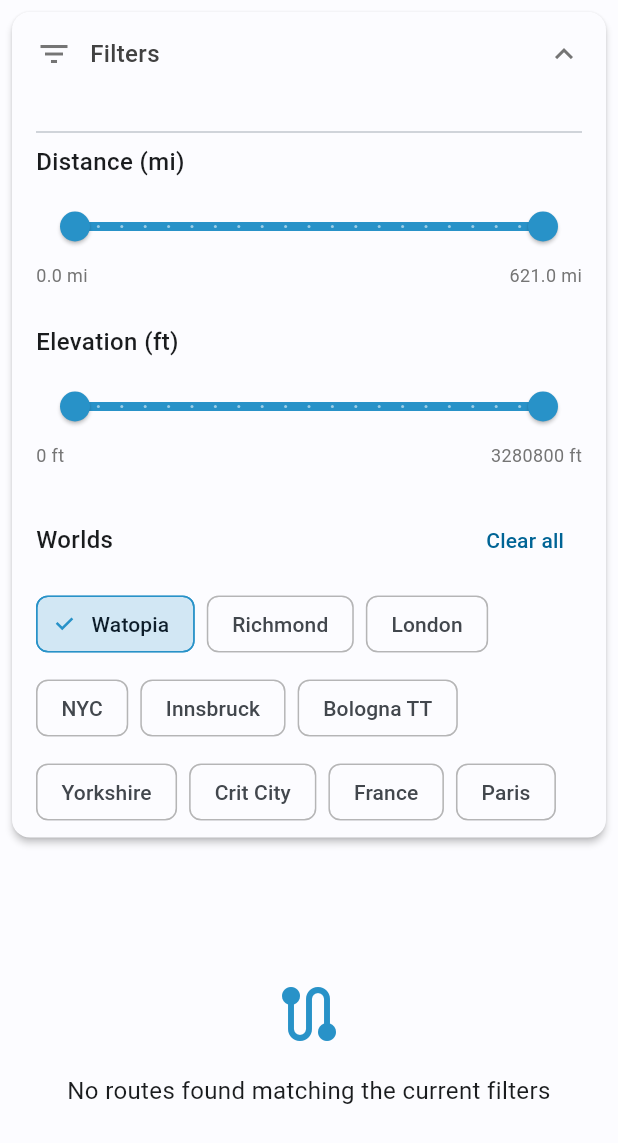
After one commit to themotleycoder/zwiftdataviewer, a Flutter app: the RoutesScreen screen opened by its route, after a tap on "Filters", after a tap on "Watopia", on a phone screen of 412 x 824 dp. The commit adds this screen. Shown: the top 1143 px of the screen. Run offline on Flutter 3.47's test engine with Material 3 defaults, Android fonts, the phone set to English and light mode, and no system bars; drawn by our look-alikes of expandable; our stand-ins replace connectivity_plus, flutter_riverpod, shared_preferences, sqflite, stack_trace, supabase_flutter and 2 more; missing offline and left inert: flutter_strava_api; accounts and stored records are empty.

Commit message:
fixed route filter UI to make it better and cleaned up dependencies

```diff
--- a/lib/screens/routesscreen.dart
+++ b/lib/screens/routesscreen.dart
@@ -6,6 +6,7 @@ import 'package:zwiftdataviewer/providers/filters/filtered_routefilter_provider.
 import 'package:zwiftdataviewer/utils/theme.dart';
 import 'package:zwiftdataviewer/utils/ui_helpers.dart';
 import 'package:zwiftdataviewer/widgets/routedetailtilewidget.dart';
+import 'package:zwiftdataviewer/widgets/improved_route_filter_widget.dart';
 
 // A screen that displays a list of Zwift routes.
 //
@@ -27,6 +28,13 @@ class RoutesScreen extends ConsumerWidget {
           iconColor: zdvMidBlue,
           useInkWell: true,
         ),
+        child: Column(
+          children: [
+            Flexible(
+              flex: 0,
+              child: const ImprovedRouteFilterWidget(),
+            ),
+            Expanded(
               child: routeDataModel.when(
                 data: (routes) {
                   if (routes.isEmpty) {
@@ -57,6 +65,9 @@ class RoutesScreen extends ConsumerWidget {
                 },
               ),
             ),
+          ],
+        ),
+      ),
     );
   }
 }
--- /dev/null
+++ b/lib/widgets/improved_route_filter_widget.dart
@@ -0,0 +1,383 @@
+import 'package:flutter/material.dart';
+import 'package:flutter_riverpod/flutter_riverpod.dart';
+import 'package:zwiftdataviewer/models/routedata.dart';
+import 'package:zwiftdataviewer/models/worlddata.dart';
+import 'package:zwiftdataviewer/providers/filters/filtered_routefilter_provider.dart';
+import 'package:zwiftdataviewer/providers/filters/filtered_routes_provider.dart';
+import 'package:zwiftdataviewer/utils/conversions.dart';
+import 'package:zwiftdataviewer/utils/theme.dart';
+import 'package:zwiftdataviewer/utils/worldsconfig.dart';
+
+class ImprovedRouteFilterWidget extends ConsumerStatefulWidget {
+  const ImprovedRouteFilterWidget({Key? key}) : super(key: key);
+
+  @override
+  ConsumerState<ImprovedRouteFilterWidget> createState() => _ImprovedRouteFilterWidgetState();
+}
+
+class _ImprovedRouteFilterWidgetState extends ConsumerState<ImprovedRouteFilterWidget> {
+  bool _isExpanded = false;
+
+  @override
+  Widget build(BuildContext context) {
+    final routeFilters = ref.watch(distanceFiltersNotifier);
+    final AsyncValue<List<RouteData>> routeDataModel = ref.watch(allRoutesProvider);
+
+    return routeDataModel.when(
+      data: (routes) => _buildFilterWidget(context, routes, routeFilters),
+      loading: () => const SizedBox.shrink(),
+      error: (error, stackTrace) => const SizedBox.shrink(),
+    );
+  }
+
+  Widget _buildFilterWidget(BuildContext context, List<RouteData> routes, RouteFilterObject routeFilters) {
+    final hasActiveFilters = _hasActiveFilters(routeFilters, routes);
+
+    return Card(
+      margin: const EdgeInsets.all(8.0),
+      elevation: 2,
+      child: Column(
+        children: [
+          _buildFilterHeader(hasActiveFilters, routeFilters),
+          if (_isExpanded) _buildFilterContent(routes, routeFilters),
+        ],
+      ),
+    );
+  }
+
+  Widget _buildFilterHeader(bool hasActiveFilters, RouteFilterObject routeFilters) {
+    return InkWell(
+      onTap: () => setState(() => _isExpanded = !_isExpanded),
+      child: Padding(
+        padding: const EdgeInsets.all(16.0),
+        child: Row(
+          children: [
+            Icon(
+              Icons.filter_list,
+              color: hasActiveFilters ? zdvMidBlue : Colors.grey[600],
+            ),
+            const SizedBox(width: 12),
+            Expanded(
+              child: Column(
+                crossAxisAlignment: CrossAxisAlignment.start,
+                children: [
+                  Text(
+                    'Filters',
+                    style: TextStyle(
+                      fontSize: 16,
+                      fontWeight: FontWeight.w500,
+                      color: hasActiveFilters ? zdvMidBlue : Colors.grey[800],
+                    ),
+                  ),
+                  if (hasActiveFilters) _buildActiveFiltersPreview(routeFilters),
+                ],
+              ),
+            ),
+            if (hasActiveFilters)
+              IconButton(
+                icon: const Icon(Icons.clear, color: Colors.grey),
+                onPressed: _clearAllFilters,
+                tooltip: 'Clear all filters',
+              ),
+            Icon(
+              _isExpanded ? Icons.expand_less : Icons.expand_more,
+              color: Colors.grey[600],
+            ),
+          ],
+        ),
+      ),
+    );
+  }
+
+  Widget _buildActiveFiltersPreview(RouteFilterObject routeFilters) {
+    final List<String> activeFilters = [];
+
+    if (routeFilters.worlds.isNotEmpty) {
+      if (routeFilters.worlds.length == 1) {
+        activeFilters.add(routeFilters.worlds.first.name!);
+      } else {
+        activeFilters.add('${routeFilters.worlds.length} worlds');
+      }
+    }
+
+    return Padding(
+      padding: const EdgeInsets.only(top: 4.0),
+      child: Wrap(
+        spacing: 8.0,
+        children: activeFilters.map((filter) => Chip(
+          label: Text(
+            filter,
+            style: const TextStyle(fontSize: 12),
+          ),
+          backgroundColor: zdvMidBlue.withOpacity(0.1),
+          side: BorderSide(color: zdvMidBlue.withOpacity(0.3)),
+          materialTapTargetSize: MaterialTapTargetSize.shrinkWrap,
+        )).toList(),
+      ),
+    );
+  }
+
+  Widget _buildFilterContent(List<RouteData> routes, RouteFilterObject routeFilters) {
+    final maxDistance = _getMaxDistance(routes);
+    final maxElevation = _getMaxElevation(routes);
+    final units = Conversions.units(ref);
+
+    return ConstrainedBox(
+      constraints: BoxConstraints(
+        maxHeight: MediaQuery.of(context).size.height * 0.6, // Limit to 60% of screen height
+      ),
+      child: SingleChildScrollView(
+        child: Padding(
+          padding: const EdgeInsets.all(16.0),
+          child: Column(
+            crossAxisAlignment: CrossAxisAlignment.start,
+            mainAxisSize: MainAxisSize.min,
+            children: [
+              const Divider(),
+              _buildDistanceFilter(routeFilters, maxDistance, units),
+              const SizedBox(height: 24),
+              _buildElevationFilter(routeFilters, maxElevation, units),
+              const SizedBox(height: 24),
+              _buildWorldFilter(routeFilters),
+              const SizedBox(height: 16),
+              _buildActionButtons(),
+            ],
+          ),
+        ),
+      ),
+    );
+  }
+
+  Widget _buildDistanceFilter(RouteFilterObject routeFilters, double maxDistance, Map<String, String> units) {
+    return Column(
+      crossAxisAlignment: CrossAxisAlignment.start,
+      children: [
+        Text(
+          'Distance (${units['distance']})',
+          style: const TextStyle(fontSize: 16, fontWeight: FontWeight.w500),
+        ),
+        const SizedBox(height: 8),
+        RangeSlider(
+          values: _getSafeDistanceRange(routeFilters, maxDistance),
+          max: maxDistance,
+          divisions: 20,
+          activeColor: zdvMidBlue,
+          labels: RangeLabels(
+            Conversions.metersToDistance(ref, routeFilters.distance.start).toStringAsFixed(1),
+            Conversions.metersToDistance(ref, routeFilters.distance.end).toStringAsFixed(1),
+          ),
+          onChanged: (RangeValues values) {
+            _updateDistanceFilter(values);
+          },
+        ),
+        Row(
+          mainAxisAlignment: MainAxisAlignment.spaceBetween,
+          children: [
+            Text(
+              '${Conversions.metersToDistance(ref, routeFilters.distance.start).toStringAsFixed(1)} ${units['distance']}',
+              style: TextStyle(color: Colors.grey[600], fontSize: 12),
+            ),
+            Text(
+              '${Conversions.metersToDistance(ref, routeFilters.distance.end).toStringAsFixed(1)} ${units['distance']}',
+              style: TextStyle(color: Colors.grey[600], fontSize: 12),
+            ),
+          ],
+        ),
+      ],
+    );
+  }
+
+  Widget _buildElevationFilter(RouteFilterObject routeFilters, double maxElevation, Map<String, String> units) {
+    return Column(
+      crossAxisAlignment: CrossAxisAlignment.start,
+      children: [
+        Text(
+          'Elevation (${units['height']})',
+          style: const TextStyle(fontSize: 16, fontWeight: FontWeight.w500),
+        ),
+        const SizedBox(height: 8),
+        RangeSlider(
+          values: _getSafeElevationRange(routeFilters, maxElevation),
+          max: maxElevation,
+          divisions: 20,
+          activeColor: zdvMidBlue,
+          labels: RangeLabels(
+            Conversions.metersToHeight(ref, routeFilters.elevation.start).toStringAsFixed(0),
+            Conversions.metersToHeight(ref, routeFilters.elevation.end).toStringAsFixed(0),
+          ),
+          onChanged: (RangeValues values) {
+            _updateElevationFilter(values);
+          },
+        ),
+        Row(
+          mainAxisAlignment: MainAxisAlignment.spaceBetween,
+          children: [
+            Text(
+              '${Conversions.metersToHeight(ref, routeFilters.elevation.start).toStringAsFixed(0)} ${units['height']}',
+              style: TextStyle(color: Colors.grey[600], fontSize: 12),
+            ),
+            Text(
+              '${Conversions.metersToHeight(ref, routeFilters.elevation.end).toStringAsFixed(0)} ${units['height']}',
+              style: TextStyle(color: Colors.grey[600], fontSize: 12),
+            ),
+          ],
+        ),
+      ],
+    );
+  }
+
+  Widget _buildWorldFilter(RouteFilterObject routeFilters) {
+    final allWorlds = allWorldsConfig.values.toList();
+    final selectedWorlds = Set<String>.from(routeFilters.worlds.map((w) => w.name!));
+
+    return Column(
+      crossAxisAlignment: CrossAxisAlignment.start,
+      children: [
+        Row(
+          mainAxisAlignment: MainAxisAlignment.spaceBetween,
+          children: [
+            const Text(
+              'Worlds',
+              style: TextStyle(fontSize: 16, fontWeight: FontWeight.w500),
+            ),
+            if (selectedWorlds.isNotEmpty)
+              TextButton(
+                onPressed: _clearWorldFilter,
+                child: const Text('Clear all'),
+              ),
+          ],
+        ),
+        const SizedBox(height: 8),
+        Wrap(
+          spacing: 8.0,
+          runSpacing: 8.0,
+          children: allWorlds.map((world) {
+            final isSelected = selectedWorlds.contains(world.name);
+            return FilterChip(
+              label: Text(world.name!),
+              selected: isSelected,
+              onSelected: (selected) {
+                _toggleWorldFilter(world, selected);
+              },
+              selectedColor: zdvMidBlue.withOpacity(0.2),
+              checkmarkColor: zdvMidBlue,
+              side: BorderSide(
+                color: isSelected ? zdvMidBlue : Colors.grey.withOpacity(0.5),
+              ),
+            );
+          }).toList(),
+        ),
+      ],
+    );
+  }
+
+  Widget _buildActionButtons() {
+    return Row(
+      mainAxisAlignment: MainAxisAlignment.end,
+      children: [
+        TextButton(
+          onPressed: _clearAllFilters,
+          child: const Text('Clear All'),
+        ),
+        const SizedBox(width: 8),
+        ElevatedButton(
+          onPressed: () => setState(() => _isExpanded = false),
+          style: ElevatedButton.styleFrom(
+            backgroundColor: zdvMidBlue,
+            foregroundColor: Colors.white,
+          ),
+          child: const Text('Done'),
+        ),
+      ],
+    );
+  }
+
+  bool _hasActiveFilters(RouteFilterObject routeFilters, List<RouteData> routes) {
+    if (routes.isEmpty) return false;
+
+    final maxDistance = _getMaxDistance(routes);
+    final maxElevation = _getMaxElevation(routes);
+
+    return routeFilters.distance.start > 0 ||
+           routeFilters.distance.end < maxDistance ||
+           routeFilters.elevation.start > 0 ||
+           routeFilters.elevation.end < maxElevation ||
+           routeFilters.worlds.isNotEmpty;
+  }
+
+  RangeValues _getSafeDistanceRange(RouteFilterObject routeFilters, double maxDistance) {
+    final start = routeFilters.distance.start.clamp(0.0, maxDistance);
+    final end = routeFilters.distance.end.clamp(start, maxDistance);
+    return RangeValues(start, end);
+  }
+
+  RangeValues _getSafeElevationRange(RouteFilterObject routeFilters, double maxElevation) {
+    final start = routeFilters.elevation.start.clamp(0.0, maxElevation);
+    final end = routeFilters.elevation.end.clamp(start, maxElevation);
+    return RangeValues(start, end);
+  }
+
+  double _getMaxDistance(List<RouteData> routes) {
+    if (routes.isEmpty) return 100000;
+    return routes.map((r) => r.distanceMeters!.toDouble()).reduce((a, b) => a > b ? a : b);
+  }
+
+  double _getMaxElevation(List<RouteData> routes) {
+    if (routes.isEmpty) return 5000;
+    return routes.map((r) => r.altitudeMeters!.toDouble()).reduce((a, b) => a > b ? a : b);
+  }
+
+  void _updateDistanceFilter(RangeValues values) {
+    final currentFilters = ref.read(distanceFiltersNotifier);
+    ref.read(distanceFiltersNotifier.notifier).setFilter(
+      RouteFilterObject(values, currentFilters.elevation, currentFilters.worlds),
+    );
+  }
+
+  void _updateElevationFilter(RangeValues values) {
+    final currentFilters = ref.read(distanceFiltersNotifier);
+    ref.read(distanceFiltersNotifier.notifier).setFilter(
+      RouteFilterObject(currentFilters.distance, values, currentFilters.worlds),
+    );
+  }
+
+  void _toggleWorldFilter(WorldData world, bool selected) {
+    final currentFilters = ref.read(distanceFiltersNotifier);
+    final currentWorlds = List<WorldData>.from(currentFilters.worlds);
+
+    if (selected) {
+      if (!currentWorlds.any((w) => w.name == world.name)) {
+        currentWorlds.add(world);
+      }
+    } else {
+      currentWorlds.removeWhere((w) => w.name == world.name);
+    }
+
+    ref.read(distanceFiltersNotifier.notifier).setFilter(
+      RouteFilterObject(currentFilters.distance, currentFilters.elevation, currentWorlds),
+    );
+  }
+
+  void _clearWorldFilter() {
+    final currentFilters = ref.read(distanceFiltersNotifier);
+    ref.read(distanceFiltersNotifier.notifier).setFilter(
+      RouteFilterObject(currentFilters.distance, currentFilters.elevation, []),
+    );
+  }
+
+  void _clearAllFilters() {
+    final AsyncValue<List<RouteData>> routeDataModel = ref.read(allRoutesProvider);
+    routeDataModel.whenData((routes) {
+      final maxDistance = _getMaxDistance(routes);
+      final maxElevation = _getMaxElevation(routes);
+
+      ref.read(distanceFiltersNotifier.notifier).setFilter(
+        RouteFilterObject(
+          RangeValues(0, maxDistance),
+          RangeValues(0, maxElevation),
+          [],
+        ),
+      );
+    });
+  }
+}
```
Also changed, not shown: lib/screens/homescreen.dart (+0 -7 lines), lib/widgets/filterroutebutton.dart (deleted, +0 -183 lines), pubspec.yaml (+22 -14 lines), pubspec.lock. Lines whose indentation alone changed are shown as unchanged.
